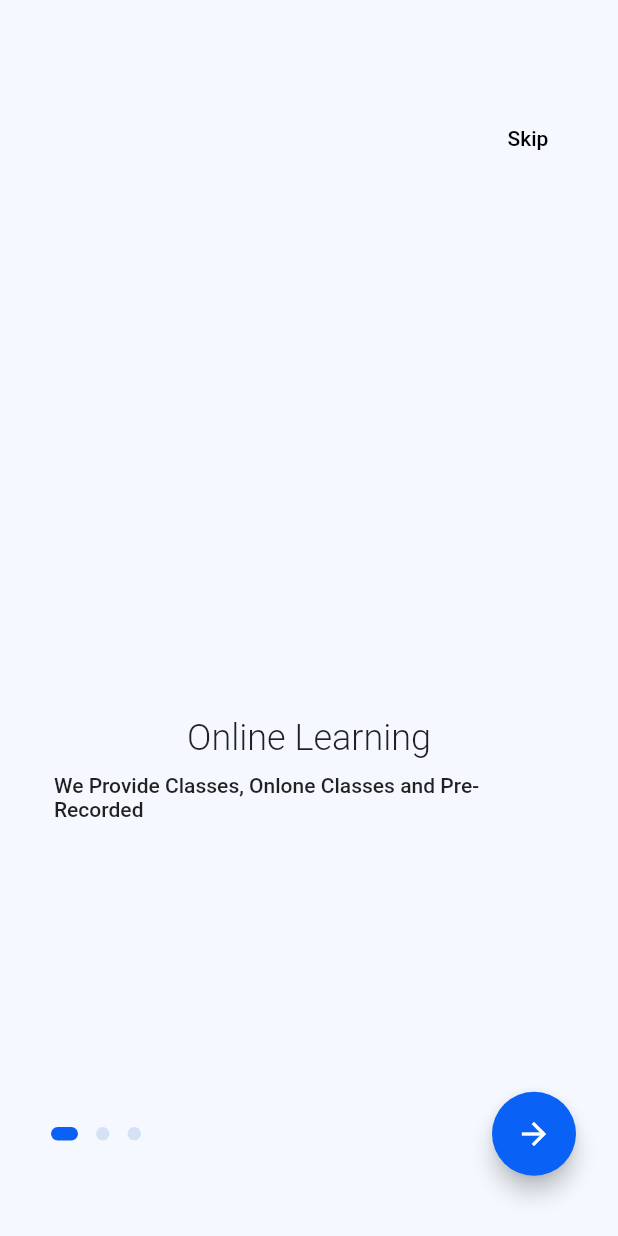
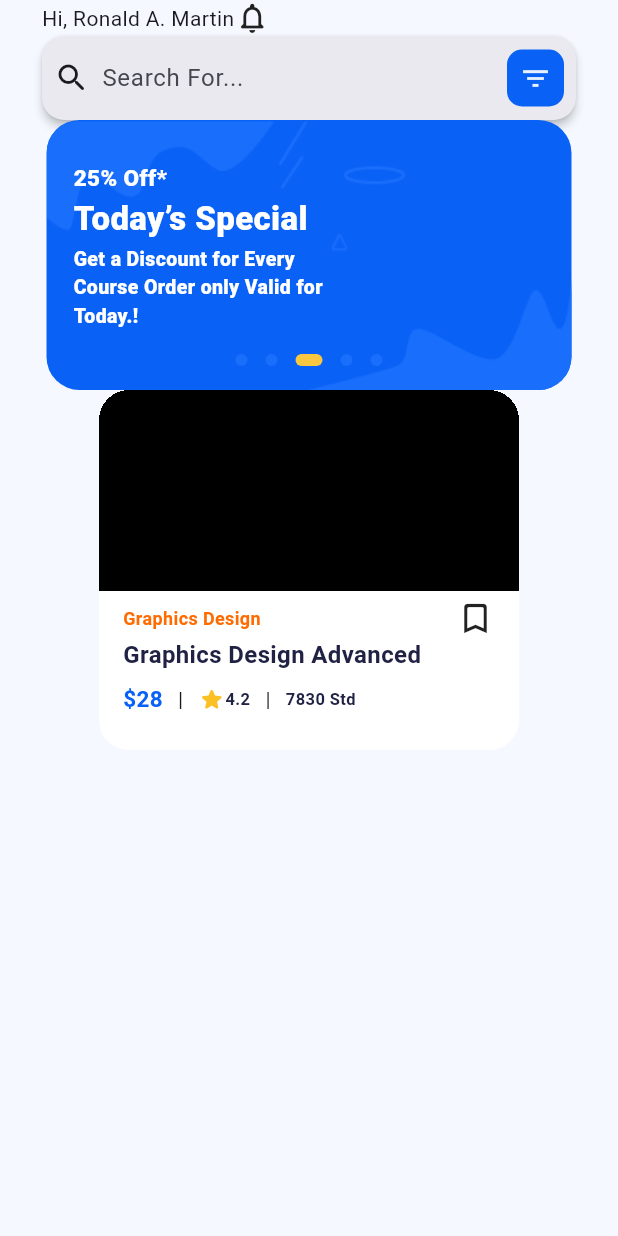
Before and after one commit to moizx1/telead_e_learning, a Flutter app: the screen it shows after launch, on a phone screen of 412 x 824 dp. Run offline on Flutter 3.47's test engine with Material 2 defaults, Android fonts, the phone set to English and light mode, and no system bars; drawn by our look-alikes of dots_indicator; our stand-ins replace get, intl_phone_field, pinput, sizer.

Commit message:
Started Designing Home Page

```diff
--- a/lib/main.dart
+++ b/lib/main.dart
@@ -6,6 +6,7 @@ import 'package:telead_e_learning/screen/auth_options.dart';
 import 'package:telead_e_learning/screen/create_new_password.dart';
 import 'package:telead_e_learning/screen/create_new_pin.dart';
 import 'package:telead_e_learning/screen/forgot_password.dart';
+import 'package:telead_e_learning/screen/home.dart';
 import 'package:telead_e_learning/screen/login.dart';
 import 'package:telead_e_learning/screen/register.dart';
 import 'package:telead_e_learning/screen/set_fingerprint.dart';
@@ -44,7 +45,7 @@ class MyApp extends StatelessWidget {
               ),
             ),
           ),
-          home: const SplashScreen(),
+          home: const Home(),
         );
       },
     );
--- /dev/null
+++ b/lib/screen/home.dart
@@ -0,0 +1,208 @@
+import 'package:dots_indicator/dots_indicator.dart';
+import 'package:flutter/material.dart';
+
+class Home extends StatelessWidget {
+  const Home({super.key});
+
+  @override
+  Widget build(BuildContext context) {
+    return Scaffold(
+      body: SafeArea(
+          child: SingleChildScrollView(
+        child: Padding(
+          padding: const EdgeInsets.symmetric(horizontal: 28.0),
+          child: Column(
+            children: [
+              Row(
+                children: [
+                  Text('Hi, Ronald A. Martin'),
+                  Icon(Icons.notifications_none_rounded)
+                ],
+              ),
+              SearchBar(
+                elevation: MaterialStatePropertyAll(2.5),
+                shape: MaterialStatePropertyAll(RoundedRectangleBorder(
+                    borderRadius: BorderRadius.circular(15))),
+                surfaceTintColor: MaterialStatePropertyAll(Color(0xffFFFFFF)),
+                leading: Icon(Icons.search_rounded),
+                hintText: 'Search For...',
+                trailing: <Widget>[
+                  Container(
+                    height: 38,
+                    width: 38,
+                    decoration: BoxDecoration(
+                        borderRadius: BorderRadius.circular(10),
+                        color: Color(0xff0961F5)),
+                    child: Icon(
+                      Icons.filter_list,
+                      color: Color(0xffE8F1FF),
+                      size: 22,
+                    ),
+                  ),
+                ],
+              ),
+              Container(
+                height: 180,
+                width: 350,
+                decoration: BoxDecoration(
+                  color: Color(0xff0961F5),
+                  image: DecorationImage(
+                      image: AssetImage('assets/images/saleCard.png'),
+                      fit: BoxFit.fill),
+                  borderRadius: BorderRadius.circular(22),
+                ),
+                child: Padding(
+                  padding: const EdgeInsets.only(
+                      left: 18.0, right: 18.0, top: 28, bottom: 10),
+                  child: Column(
+                    mainAxisAlignment: MainAxisAlignment.spaceBetween,
+                    crossAxisAlignment: CrossAxisAlignment.start,
+                    children: [
+                      Text(
+                        '25% Off*',
+                        style: TextStyle(
+                          fontSize: 15,
+                          color: Colors.white,
+                          fontWeight: FontWeight.w900,
+                        ),
+                      ),
+                      Spacer(flex: 1),
+                      Text(
+                        'Today’s Special',
+                        style: TextStyle(
+                          fontSize: 22,
+                          color: Colors.white,
+                          fontWeight: FontWeight.w900,
+                        ),
+                      ),
+                      Spacer(
+                        flex: 2,
+                      ),
+                      Container(
+                        width: 170,
+                        child: Wrap(
+                          children: [
+                            Text(
+                              'Get a Discount for Every Course Order only Valid for Today.!',
+                              style: TextStyle(
+                                fontSize: 13,
+                                color: Colors.white,
+                                fontWeight: FontWeight.w900,
+                              ),
+                            ),
+                          ],
+                        ),
+                      ),
+                      Spacer(flex: 10),
+                      DotsIndicator(
+                        mainAxisSize: MainAxisSize.max,
+                        position: 2,
+                        dotsCount: 5,
+                        decorator: DotsDecorator(
+                          size: const Size.square(8.0),
+                          color: const Color(0xff1A6EFC),
+                          activeColor: const Color(0xffFAC840),
+                          activeSize: const Size(18.0, 8.0),
+                          activeShape: RoundedRectangleBorder(
+                              borderRadius: BorderRadius.circular(5.0)),
+                        ),
+                      )
+                    ],
+                  ),
+                ),
+              ),
+//reusable card
+              Container(
+                  height: 240,
+                  width: 280,
+                  clipBehavior: Clip.hardEdge,
+                  decoration: BoxDecoration(
+                    borderRadius: BorderRadius.circular(20),
+                    color: Colors.white,
+                  ),
+                  child: Column(
+                    children: [
+                      Container(
+                        height: 134,
+                        width: 284,
+                        color: Colors.black,
+                      ),
+                      Padding(
+                        padding: const EdgeInsets.only(
+                            left: 16.0, right: 16, top: 5, bottom: 10),
+                        child: Column(
+                          crossAxisAlignment: CrossAxisAlignment.start,
+                          children: [
+                            Row(
+                              mainAxisAlignment: MainAxisAlignment.spaceBetween,
+                              children: [
+                                Text(
+                                  'Graphics Design',
+                                  style: TextStyle(
+                                      fontWeight: FontWeight.bold,
+                                      fontSize: 12,
+                                      color: Color(0xffFF6B00)),
+                                ),
+                                Icon(
+                                  Icons.bookmark_border_rounded,
+                                  size: 26,
+                                )
+                              ],
+                            ),
+                            Text(
+                              'Graphics Design Advanced',
+                              style: TextStyle(
+                                  color: Color(0xff202244),
+                                  fontWeight: FontWeight.bold,
+                                  fontSize: 16),
+                            ),
+                            SizedBox(height: 7.5),
+                            Row(children: [
+                              Text(
+                                '\$28',
+                                style: TextStyle(
+                                  fontSize: 15,
+                                  fontWeight: FontWeight.bold,
+                                  color: Color(0xff0961F5),
+                                ),
+                              ),
+                              SizedBox(width: 10),
+                              Text('|'),
+                              SizedBox(width: 10),
+                              Icon(
+                                Icons.star_rounded,
+                                color: Color(0xffFAC025),
+                                size: 18,
+                              ),
+                              Text(
+                                '4.2',
+                                style: TextStyle(
+                                  fontSize: 11,
+                                  fontWeight: FontWeight.bold,
+                                  color: Color(0xff202244),
+                                ),
+                              ),
+                              SizedBox(width: 10),
+                              Text('|'),
+                              SizedBox(width: 10),
+                              Text(
+                                '7830 Std',
+                                style: TextStyle(
+                                  fontSize: 11,
+                                  fontWeight: FontWeight.bold,
+                                  color: Color(0xff202244),
+                                ),
+                              ),
+                            ])
+                          ],
+                        ),
+                      ),
+                    ],
+                  ))
+            ],
+          ),
+        ),
+      )),
+    );
+  }
+}
```
Also changed, not shown: assets/images/saleCard.png (added).
